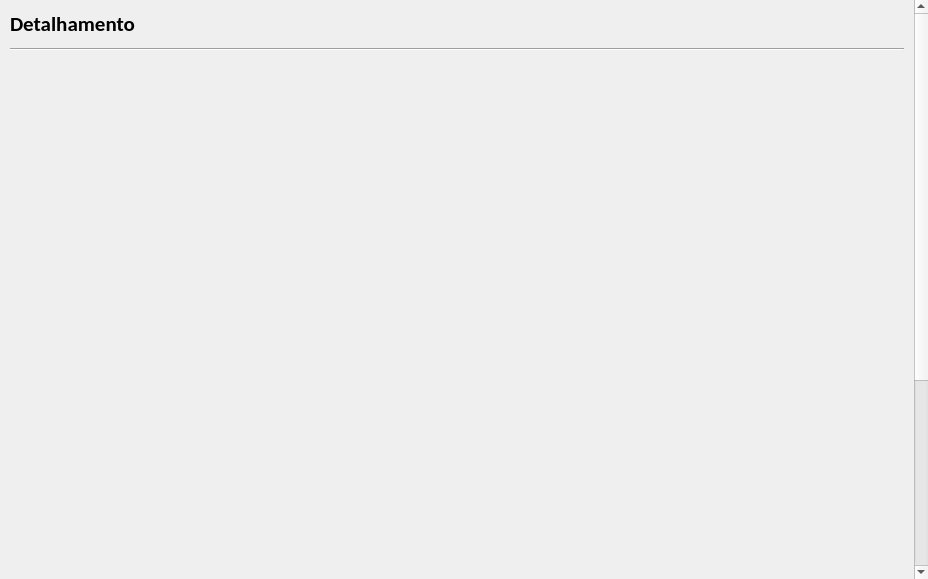
The window that finances/src/UI/Home_Registros.ui (iagoofelipe/FinancesV2) describes before a commit, drawn with Qt 5.
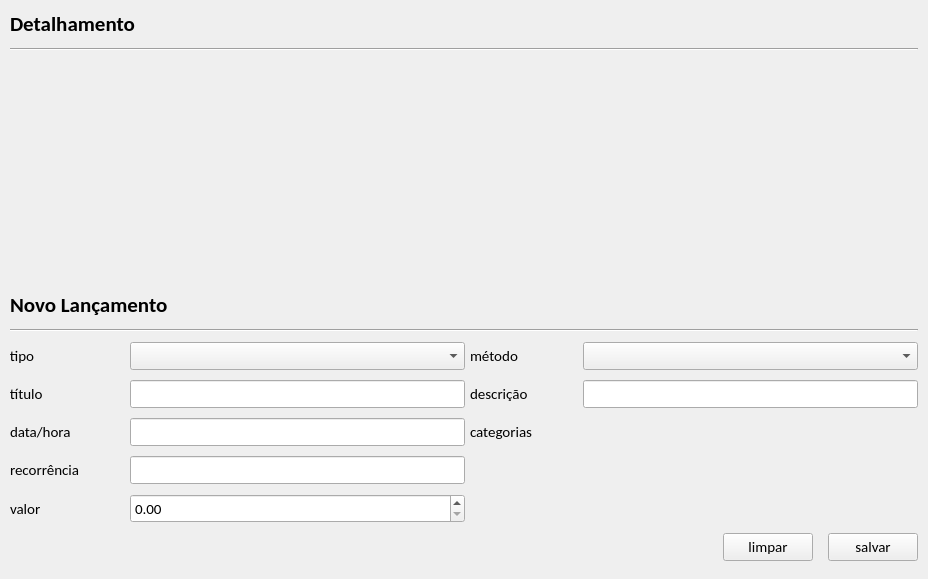
The same window after the commit. Icons and pictures are not drawn.

What changed in the file:
```diff
--- a/finances/src/UI/Home_Registros.ui
+++ b/finances/src/UI/Home_Registros.ui
@@ -47,9 +47,9 @@
       <property name="geometry">
        <rect>
         <x>0</x>
-        <y>-279</y>
-        <width>911</width>
-        <height>858</height>
+        <y>0</y>
+        <width>928</width>
+        <height>579</height>
        </rect>
       </property>
       <layout class="QVBoxLayout" name="verticalLayout_2">
@@ -173,7 +173,7 @@
             <property name="minimumSize">
              <size>
               <width>0</width>
-              <height>500</height>
+              <height>200</height>
              </size>
             </property>
            </widget>
```
